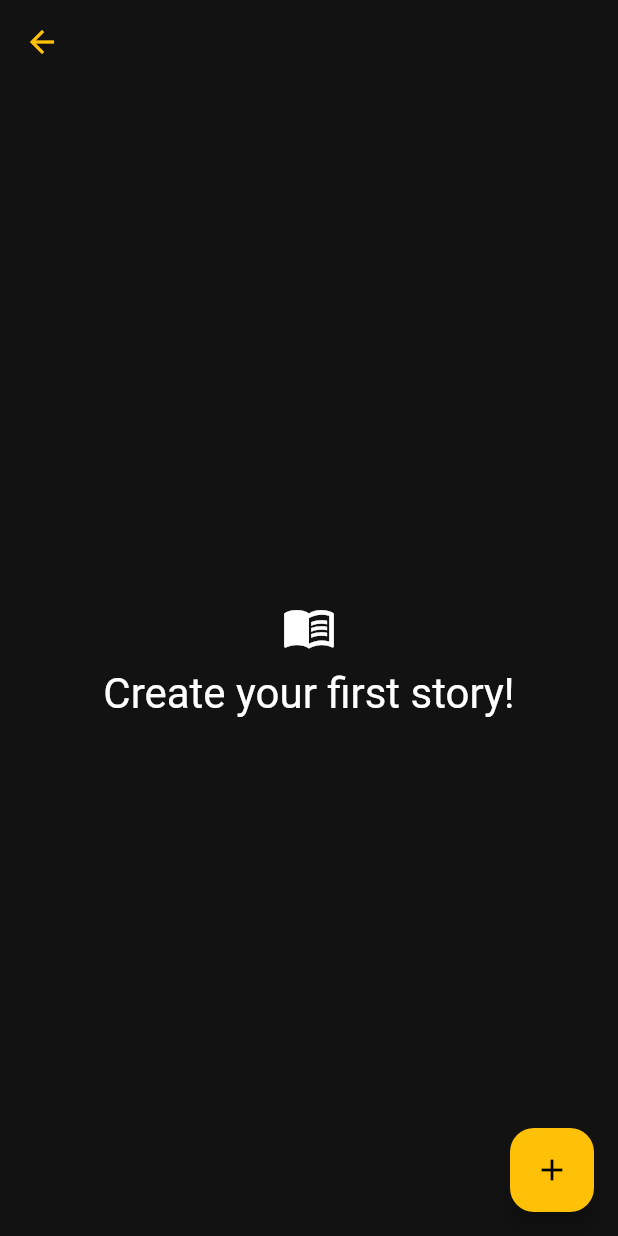
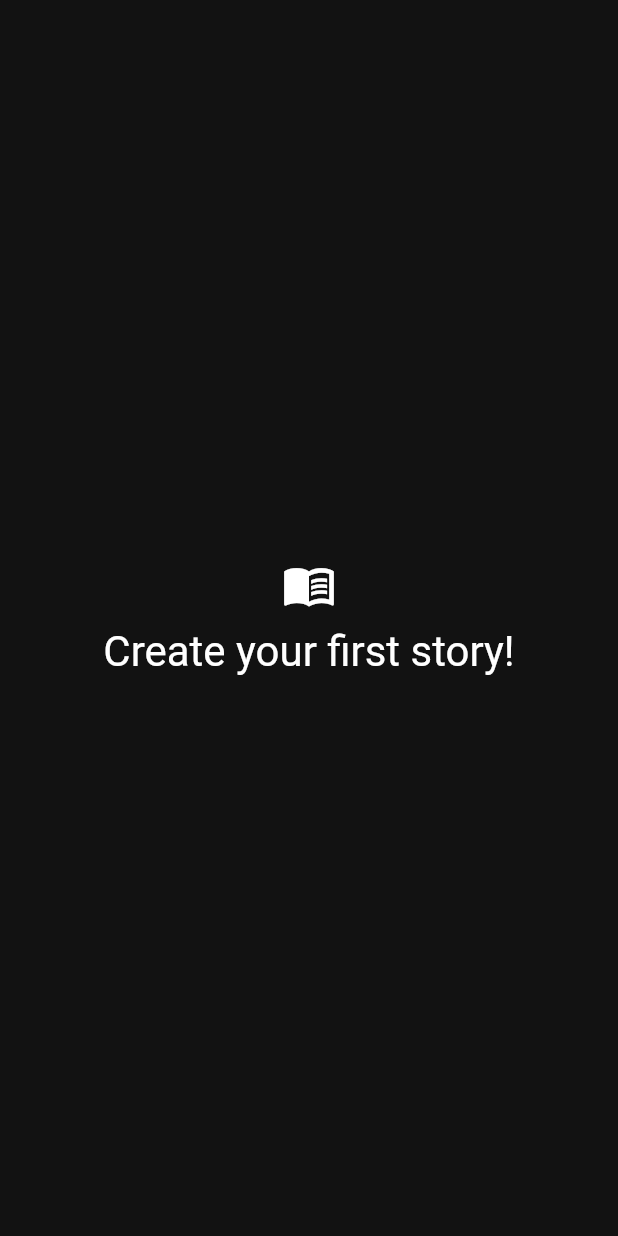
Before and after one commit to grycmat/pillow-of-dreams, a Flutter app: the DashboardPage screen opened by its route, on a phone screen of 412 x 824 dp. Run offline on Flutter 3.47's test engine with Material 2 defaults, Android fonts, the light colour scheme and no system bars; our stand-ins replace dio, flutter_dotenv, flutter_spinkit, get_it, go_router, injectable and 1 more; accounts and stored records are empty; generated files the repository leaves out were written again.

Commit message:
created working dashboard

```diff
--- a/lib/l10n/intl_en.arb
+++ b/lib/l10n/intl_en.arb
@@ -15,5 +15,9 @@
   "superhero": "Superhero",
   "mystery": "Mystery",
   "doYouWantToSave": "Do you want to add this story to your Fairy Tale Book?",
-  "createFirstStory": "Create your first story!"
+  "createFirstStory": "Create your first story!",
+  "storySaved": "Story Saved!",
+  "save": "Save",
+  "cancel": "Cancel",
+  "nameTheStory": "Name the Story"
 }
--- a/lib/l10n/intl_pl.arb
+++ b/lib/l10n/intl_pl.arb
@@ -15,5 +15,9 @@
   "superhero": "Superbohater",
   "mystery": "Tajemnica",
   "doYouWantToSave": "Czy chcesz dodać tę historię do twojej Księgi baśni?",
-  "createFirstStory": "Stwórz swoją pierwszą historię!"
+  "createFirstStory": "Stwórz swoją pierwszą historię!",
+  "storySaved": "Twoja historia zapisana!",
+  "save": "Zapisz",
+  "cancel": "Anuluj",
+  "nameTheStory": "Nazwij swoją historię"
 }
--- a/lib/main.dart
+++ b/lib/main.dart
@@ -3,6 +3,7 @@ import 'package:bedtime/injectable_initalizer.dart';
 import 'package:bedtime/models/state/story.state.dart';
 import 'package:bedtime/pages/dashboard.page.dart';
 import 'package:bedtime/pages/generator.page.dart';
+import 'package:bedtime/pages/read_story.page.dart';
 import 'package:bedtime/pages/welcome.page.dart';
 import 'package:flutter/material.dart';
 import 'package:flutter_dotenv/flutter_dotenv.dart';
@@ -26,7 +27,12 @@ final GoRouter router = GoRouter(
         GoRoute(
           path: 'dashboard',
           builder: (context, state) => const DashboardPage(),
-        )
+        ),
+        GoRoute(
+          path: 'read/:id',
+          builder: (context, state) =>
+              ReadStoryPage(id: state.pathParameters['id']!),
+        ),
       ],
     ),
   ],
--- a/lib/pages/dashboard.page.dart
+++ b/lib/pages/dashboard.page.dart
@@ -11,20 +11,14 @@ class DashboardPage extends StatelessWidget {
 
   @override
   Widget build(BuildContext context) {
+    var primaryColor = Theme.of(context).colorScheme.primary;
+
     return Scaffold(
-      appBar: AppBar(foregroundColor: Colors.amber),
-      floatingActionButton: FloatingActionButton(
-        backgroundColor: Colors.amber,
-        onPressed: () {
-          context.go('/generator');
-        },
-        child: const Icon(Icons.add),
-      ),
       body: Center(
         child: FutureBuilder(
           future: isar!.storyStates.where().findAll(),
           builder: (_, AsyncSnapshot<List<StoryState>> snapshot) {
-            if (true) {
+            if (snapshot.hasData && snapshot.data!.isEmpty) {
               return Center(
                 child: Column(
                   crossAxisAlignment: CrossAxisAlignment.center,
@@ -32,15 +26,50 @@ class DashboardPage extends StatelessWidget {
                   children: [
                     const Padding(
                       padding: EdgeInsets.only(bottom: 8.0),
-                      child: Icon(Icons.menu_book_outlined, size: 36,),
+                      child: Icon(
+                        Icons.menu_book_outlined,
+                        size: 36,
+                      ),
                     ),
-                    Text(S.of(context).createFirstStory, style: Theme.of(context).textTheme.headlineMedium,),
+                    Text(
+                      S.of(context).createFirstStory,
+                      style: Theme.of(context).textTheme.headlineMedium,
+                    ),
                   ],
                 ),
               );
             }
             return ListView(
               children: [
+                Padding(
+                  padding: const EdgeInsets.all(12),
+                  child: Container(
+                    decoration: BoxDecoration(
+                      boxShadow: [
+                        BoxShadow(
+                            color: primaryColor,
+                            blurRadius: 2,
+                            blurStyle: BlurStyle.outer),
+                      ],
+                      borderRadius: const BorderRadius.all(
+                        Radius.circular(16),
+                      ),
+                      border: Border.all(color: primaryColor),
+                    ),
+                    child: Padding(
+                      padding: const EdgeInsets.all(8.0),
+                      child: IconButton(
+                        icon: Icon(
+                          Icons.add,
+                          color: primaryColor,
+                        ),
+                        onPressed: () {
+                          context.go('/generator');
+                        },
+                      ),
+                    ),
+                  ),
+                ),
                 for (var story in snapshot.data ?? []) ...[
                   StoryListItem(story: story)
                 ]
--- /dev/null
+++ b/lib/services/isar.service.dart
@@ -0,0 +1,3 @@
+class IsarService {
+
+}
```
Also changed, not shown: lib/pages/generator.page.dart (+72 -69 lines), lib/pages/read_story.page.dart (added, +34 -0 lines), lib/widgets/generate-story-tab.widget.dart (+5 -5 lines), lib/widgets/story-list-item.widget.dart (+9 -3 lines), lib/generated/intl/messages_en.dart, lib/generated/intl/messages_pl.dart, lib/generated/l10n.dart.
